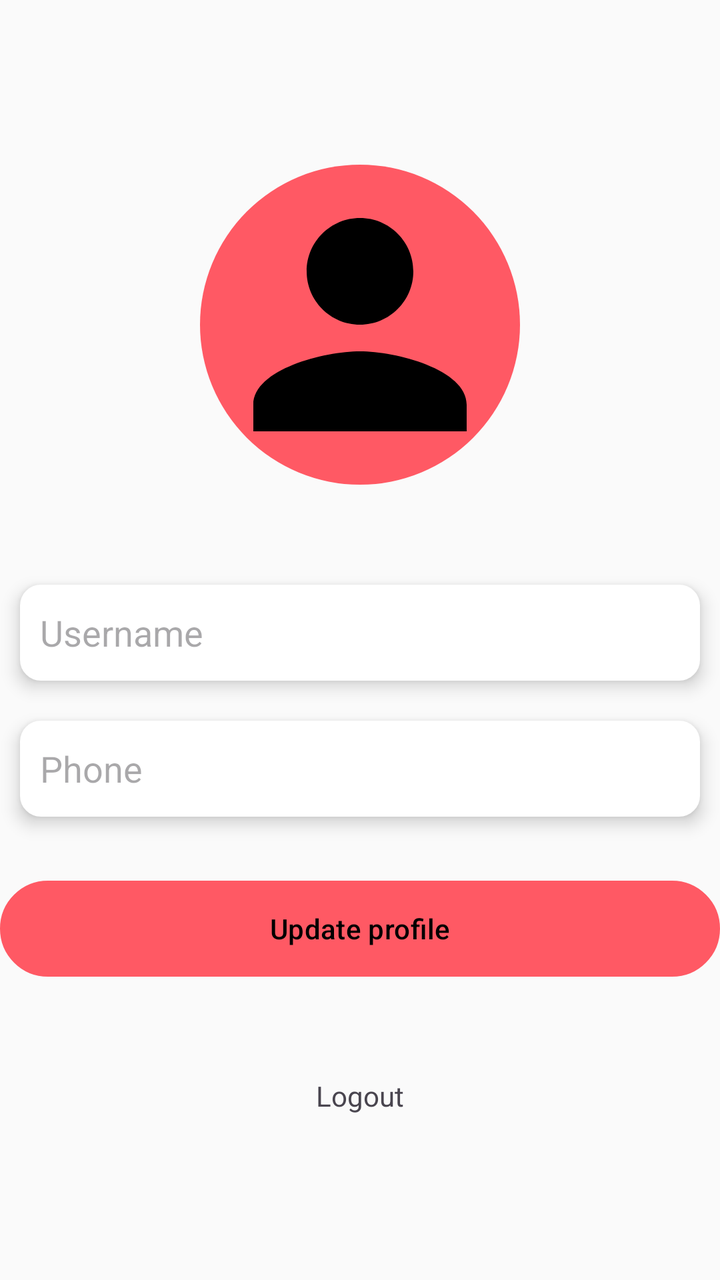
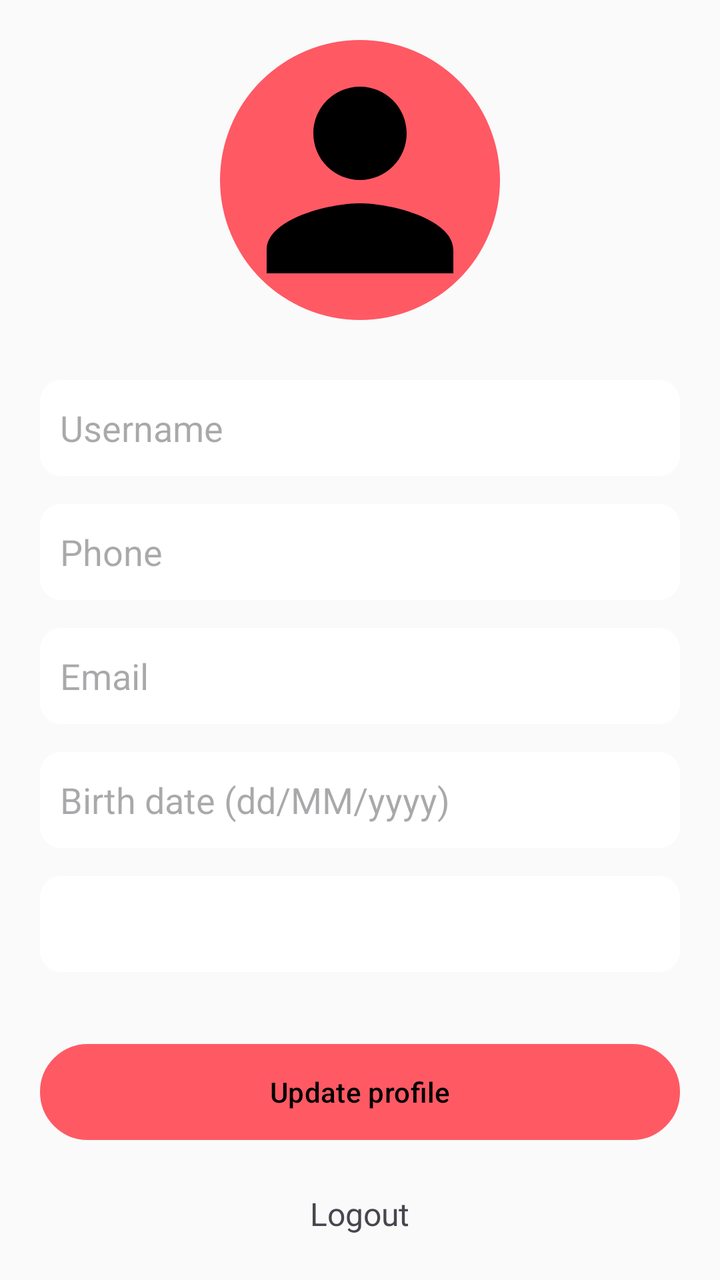

Two renders of the same Android screen: before a commit and after it. Below are the layout's source before the change and the commit's diff.
<!-- AndroidManifest.xml: application theme Theme.Chatrealtimeapp -->
<!-- res/layout/fragment_profile.xml -->
<?xml version="1.0" encoding="utf-8"?>
<LinearLayout xmlns:android="http://schemas.android.com/apk/res/android"
    xmlns:tools="http://schemas.android.com/tools"
    android:layout_width="match_parent"
    android:layout_height="match_parent"
    tools:context=".ProfileFragment"
    android:orientation="vertical"
    android:gravity="center"
    android:layout_margin="20dp">

    <ImageView
        android:layout_width="160dp"
        android:layout_height="160dp"
        android:background="@drawable/circular_bg"
        android:backgroundTint="@color/my_primary"
        android:src="@drawable/person_icon"
        android:scaleType="centerCrop"
        android:layout_marginBottom="40dp"
        android:id="@+id/profile_image_view"/>

    <EditText
        android:layout_width="match_parent"
        android:layout_height="48dp"
        android:padding="10dp"
        android:hint="Username"
        android:inputType="text"
        android:layout_margin="10dp"
        android:background="@drawable/edit_text_rounded_corner"
        android:elevation="5dp"
        android:id="@+id/profile_username"
        />
    <EditText
        android:layout_width="match_parent"
        android:layout_height="48dp"
        android:padding="10dp"
        android:hint="Phone"
        android:inputType="text"
        android:layout_margin="10dp"
        android:background="@drawable/edit_text_rounded_corner"
        android:elevation="5dp"
        android:enabled="false"
        android:id="@+id/profile_phone"
        />

    <LinearLayout
        android:layout_width="match_parent"
        android:layout_height="100dp"
        android:gravity="center_vertical"
        android:layout_marginTop="20dp"
        android:orientation="vertical">
        <Button
            android:layout_width="match_parent"
            android:layout_height="wrap_content"
            android:background="@drawable/btn_rounded_corner"
            android:text="Update profile"
            android:id="@+id/profle_update_btn"/>
        <ProgressBar
            android:layout_width="32dp"
            android:layout_height="wrap_content"
            android:indeterminateTint="@color/my_primary"
            android:layout_gravity="center"
            android:id="@+id/profile_progress_bar"/>
    </LinearLayout>

    <TextView
        android:layout_width="wrap_content"
        android:layout_height="wrap_content"
        android:text="Logout"
        android:id="@+id/logout_btn"/>



</LinearLayout>
<!-- resources referenced by this layout -->
<resources>
  <color name="my_primary">#FF5964</color>
  <!-- drawable btn_rounded_corner (drawable) -->
  <?xml version="1.0" encoding="utf-8"?>
  <shape android:shape="rectangle" xmlns:android="http://schemas.android.com/apk/res/android">
  
      <stroke android:width="1dp" android:color="@color/white"/>
      <corners android:radius="40dp"/>
      <solid android:color="@color/white"/>
  </shape>
  <!-- drawable circular_bg (drawable) -->
  <?xml version="1.0" encoding="utf-8"?>
  <shape android:shape="oval" xmlns:android="http://schemas.android.com/apk/res/android">
  
  </shape>
  <!-- drawable edit_text_rounded_corner (drawable) -->
  <?xml version="1.0" encoding="utf-8"?>
  <shape android:shape="rectangle" xmlns:android="http://schemas.android.com/apk/res/android">
  
      <stroke android:width="1dp" android:color="@color/white"/>
      <corners android:radius="10dp"/>
      <solid android:color="@color/white"/>
  </shape>
  <!-- drawable person_icon (drawable) -->
  <vector android:height="100dp" android:tint="#000000"
      android:viewportHeight="24" android:viewportWidth="24"
      android:width="100dp" xmlns:android="http://schemas.android.com/apk/res/android">
      <path android:fillColor="@android:color/white" android:pathData="M12,12c2.21,0 4,-1.79 4,-4s-1.79,-4 -4,-4 -4,1.79 -4,4 1.79,4 4,4zM12,14c-2.67,0 -8,1.34 -8,4v2h16v-2c0,-2.66 -5.33,-4 -8,-4z"/>
  </vector>
  <style name="Theme.Chatrealtimeapp" parent="Base.Theme.Chatrealtimeapp" />
  <color name="white">#FFFFFFFF</color>
  <style name="Base.Theme.Chatrealtimeapp" parent="Theme.Material3.DayNight.NoActionBar">
          
           <item name="colorPrimary">@color/my_primary</item>
          <item name="colorPrimaryVariant">@color/my_primary</item>
          <item name="colorOnPrimary">@color/black</item>
  
          <item name="colorSecondary">@color/my_secondary</item>
          <item name="colorOnSecondary">@color/my_secondary</item>
          <item name="colorSecondaryVariant">@color/black</item>
  
          <item name="android:statusBarColor">?attr/colorPrimaryVariant</item>
          <item name="android:windowBackground">@color/off_white</item>
  
      </style>
  <color name="black">#FF000000</color>
  <color name="my_secondary">#FFE74C</color>
  <color name="off_white">#FAFAFA</color>
</resources>

<!-- the commit's change to res/layout/fragment_profile.xml (unified diff, before → after) -->
@@ -1,73 +1,113 @@
 <?xml version="1.0" encoding="utf-8"?>
-<LinearLayout xmlns:android="http://schemas.android.com/apk/res/android"
-    xmlns:tools="http://schemas.android.com/tools"
+<ScrollView xmlns:android="http://schemas.android.com/apk/res/android"
     android:layout_width="match_parent"
-    android:layout_height="match_parent"
-    tools:context=".ProfileFragment"
-    android:orientation="vertical"
-    android:gravity="center"
-    android:layout_margin="20dp">
-
-    <ImageView
-        android:layout_width="160dp"
-        android:layout_height="160dp"
-        android:background="@drawable/circular_bg"
-        android:backgroundTint="@color/my_primary"
-        android:src="@drawable/person_icon"
-        android:scaleType="centerCrop"
-        android:layout_marginBottom="40dp"
-        android:id="@+id/profile_image_view"/>
-
-    <EditText
-        android:layout_width="match_parent"
-        android:layout_height="48dp"
-        android:padding="10dp"
-        android:hint="Username"
-        android:inputType="text"
-        android:layout_margin="10dp"
-        android:background="@drawable/edit_text_rounded_corner"
-        android:elevation="5dp"
-        android:id="@+id/profile_username"
-        />
-    <EditText
-        android:layout_width="match_parent"
-        android:layout_height="48dp"
-        android:padding="10dp"
-        android:hint="Phone"
-        android:inputType="text"
-        android:layout_margin="10dp"
-        android:background="@drawable/edit_text_rounded_corner"
-        android:elevation="5dp"
-        android:enabled="false"
-        android:id="@+id/profile_phone"
-        />
+    android:layout_height="match_parent">
 
     <LinearLayout
         android:layout_width="match_parent"
-        android:layout_height="100dp"
-        android:gravity="center_vertical"
-        android:layout_marginTop="20dp"
-        android:orientation="vertical">
-        <Button
+        android:layout_height="wrap_content"
+        android:orientation="vertical"
+        android:padding="20dp"
+        android:gravity="center_horizontal">
+
+        
+        <ImageView
+            android:id="@+id/profile_image_view"
+            android:layout_width="140dp"
+            android:layout_height="140dp"
+            android:background="@drawable/circular_bg"
+            android:backgroundTint="@color/my_primary"
+            android:src="@drawable/person_icon"
+            android:scaleType="centerCrop"
+            android:layout_marginBottom="30dp"/>
+
+        
+        <EditText
+            android:id="@+id/profile_username"
             android:layout_width="match_parent"
+            android:layout_height="48dp"
+            android:layout_marginBottom="14dp"
+            android:padding="10dp"
+            android:hint="Username"
+            android:background="@drawable/edit_text_rounded_corner"
+            android:inputType="textPersonName"/>
+
+        
+        <EditText
+            android:id="@+id/profile_phone"
+            android:layout_width="match_parent"
+            android:layout_height="48dp"
+            android:layout_marginBottom="14dp"
+            android:padding="10dp"
+            android:hint="Phone"
+            android:background="@drawable/edit_text_rounded_corner"
+            android:enabled="false"
+            android:inputType="phone"/>
+
+        
+        <EditText
+            android:id="@+id/profile_email"
+            android:layout_width="match_parent"
+            android:layout_height="48dp"
+            android:layout_marginBottom="14dp"
+            android:padding="10dp"
+            android:hint="Email"
+            android:background="@drawable/edit_text_rounded_corner"
+            android:enabled="false"
+            android:inputType="textEmailAddress"/>
+
+        
+        <EditText
+            android:id="@+id/profile_birthdate"
+            android:layout_width="match_parent"
+            android:layout_height="48dp"
+            android:layout_marginBottom="14dp"
+            android:padding="10dp"
+            android:hint="Birth date (dd/MM/yyyy)"
+            android:background="@drawable/edit_text_rounded_corner"
+            android:inputType="date"/>
+
+        
+        <Spinner
+            android:id="@+id/profile_gender"
+            android:layout_width="match_parent"
+            android:layout_height="48dp"
+            android:layout_marginBottom="20dp"
+            android:background="@drawable/edit_text_rounded_corner"
+            android:paddingStart="10dp"
+            android:paddingEnd="10dp" />
+
+        
+        <LinearLayout
+            android:layout_width="match_parent"
+            android:layout_height="80dp"
+            android:gravity="center"
+            android:orientation="vertical">
+
+            <Button
+                android:id="@+id/profle_update_btn"
+                android:layout_width="match_parent"
+                android:layout_height="wrap_content"
+                android:background="@drawable/btn_rounded_corner"
+                android:text="Update profile" />
+
+            <ProgressBar
+                android:id="@+id/profile_progress_bar"
+                android:layout_width="32dp"
+                android:layout_height="wrap_content"
+                android:layout_marginTop="6dp"
+                android:indeterminateTint="@color/my_primary"
+                android:visibility="gone" />
+        </LinearLayout>
+
+        
+        <TextView
+            android:id="@+id/logout_btn"
+            android:layout_width="wrap_content"
             android:layout_height="wrap_content"
-            android:background="@drawable/btn_rounded_corner"
-            android:text="Update profile"
-            android:id="@+id/profle_update_btn"/>
-        <ProgressBar
-            android:layout_width="32dp"
-            android:layout_height="wrap_content"
-            android:indeterminateTint="@color/my_primary"
-            android:layout_gravity="center"
-            android:id="@+id/profile_progress_bar"/>
+            android:text="Logout"
+            android:layout_marginTop="10dp"
+            android:textSize="16sp"/>
     </LinearLayout>
 
-    <TextView
-        android:layout_width="wrap_content"
-        android:layout_height="wrap_content"
-        android:text="Logout"
-        android:id="@+id/logout_btn"/>
-
-
-
-</LinearLayout>
+</ScrollView>
